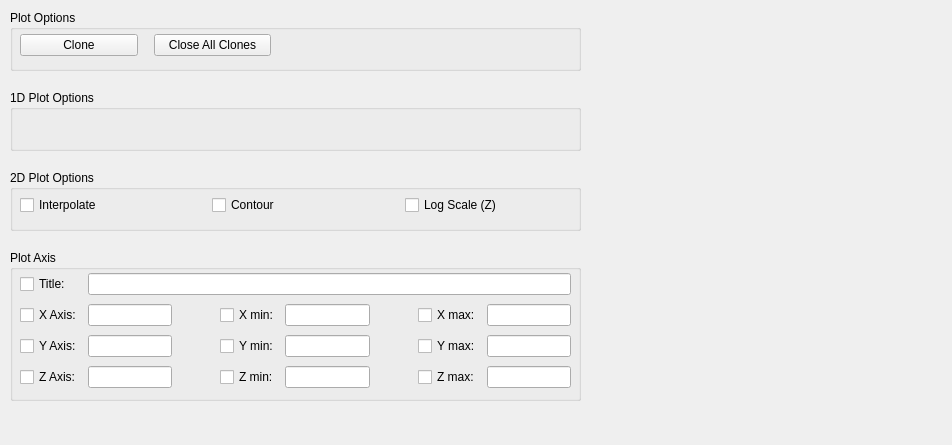
Qt form slsDetectorGui/forms/form_tab_plot.ui (slsdetectorgroup/slsDetectorPackage) before a commit.
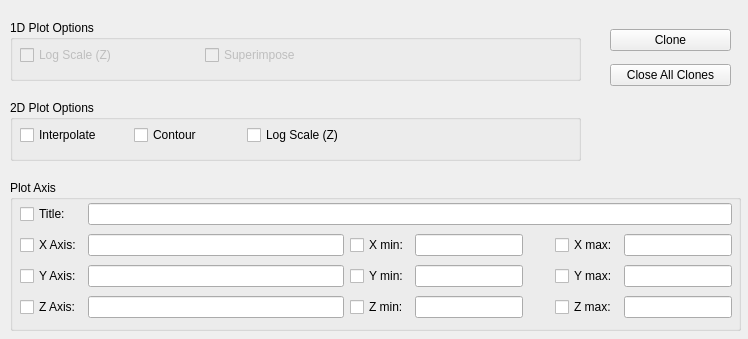
The same form after that commit.

Patch:
```diff
--- a/slsDetectorGui/forms/form_tab_plot.ui
+++ b/slsDetectorGui/forms/form_tab_plot.ui
@@ -6,20 +6,20 @@
    <rect>
     <x>0</x>
     <y>0</y>
-    <width>952</width>
-    <height>445</height>
+    <width>748</width>
+    <height>339</height>
    </rect>
   </property>
   <property name="minimumSize">
    <size>
-    <width>952</width>
-    <height>445</height>
+    <width>0</width>
+    <height>0</height>
    </size>
   </property>
   <property name="maximumSize">
    <size>
-    <width>952</width>
-    <height>445</height>
+    <width>1000</width>
+    <height>1000</height>
    </size>
   </property>
   <property name="windowTitle">
@@ -29,24 +29,30 @@
    <property name="geometry">
     <rect>
      <x>10</x>
-     <y>250</y>
-     <width>571</width>
+     <y>180</y>
+     <width>731</width>
      <height>151</height>
     </rect>
    </property>
    <property name="title">
     <string>Plot Axis</string>
    </property>
+   <property name="flat">
+    <bool>false</bool>
+   </property>
    <widget class="QWidget" name="gridLayoutWidget">
     <property name="geometry">
      <rect>
       <x>10</x>
       <y>20</y>
-      <width>551</width>
+      <width>712</width>
       <height>121</height>
      </rect>
     </property>
-    <layout class="QGridLayout" name="gridLayout">
+    <layout class="QGridLayout" name="gridLayout" columnstretch="0,0,0,0,0,0,0,0">
+     <property name="sizeConstraint">
+      <enum>QLayout::SetNoConstraint</enum>
+     </property>
      <item row="1" column="0">
       <widget class="QCheckBox" name="chkXAxis">
        <property name="text">
@@ -54,18 +60,44 @@
        </property>
       </widget>
      </item>
-     <item row="1" column="1">
-      <widget class="QLineEdit" name="dispXAxis"/>
+     <item row="1" column="1" colspan="2">
+      <widget class="QLineEdit" name="dispXAxis">
+       <property name="sizePolicy">
+        <sizepolicy hsizetype="Expanding" vsizetype="Fixed">
+         <horstretch>2</horstretch>
+         <verstretch>0</verstretch>
+        </sizepolicy>
+       </property>
+      </widget>
      </item>
      <item row="1" column="3">
       <widget class="QCheckBox" name="chkXMin">
+       <property name="sizePolicy">
+        <sizepolicy hsizetype="Preferred" vsizetype="Fixed">
+         <horstretch>0</horstretch>
+         <verstretch>0</verstretch>
+        </sizepolicy>
+       </property>
        <property name="text">
         <string>X min:</string>
        </property>
       </widget>
      </item>
      <item row="1" column="4">
-      <widget class="QLineEdit" name="dispXMin"/>
+      <widget class="QLineEdit" name="dispXMin">
+       <property name="sizePolicy">
+        <sizepolicy hsizetype="Fixed" vsizetype="Fixed">
+         <horstretch>0</horstretch>
+         <verstretch>0</verstretch>
+        </sizepolicy>
+       </property>
+       <property name="minimumSize">
+        <size>
+         <width>20</width>
+         <height>0</height>
+        </size>
+       </property>
+      </widget>
      </item>
      <item row="1" column="6">
       <widget class="QCheckBox" name="chkXMax">
@@ -75,7 +107,14 @@
       </widget>
      </item>
      <item row="1" column="7">
-      <widget class="QLineEdit" name="dispXMax"/>
+      <widget class="QLineEdit" name="dispXMax">
+       <property name="sizePolicy">
+        <sizepolicy hsizetype="Maximum" vsizetype="Fixed">
+         <horstretch>0</horstretch>
+         <verstretch>0</verstretch>
+        </sizepolicy>
+       </property>
+      </widget>
      </item>
      <item row="2" column="0">
       <widget class="QCheckBox" name="chkYAxis">
@@ -84,18 +123,44 @@
        </property>
       </widget>
      </item>
-     <item row="2" column="1">
-      <widget class="QLineEdit" name="dispYAxis"/>
+     <item row="2" column="1" colspan="2">
+      <widget class="QLineEdit" name="dispYAxis">
+       <property name="sizePolicy">
+        <sizepolicy hsizetype="Expanding" vsizetype="Fixed">
+         <horstretch>2</horstretch>
+         <verstretch>0</verstretch>
+        </sizepolicy>
+       </property>
+      </widget>
      </item>
      <item row="2" column="3">
       <widget class="QCheckBox" name="chkYMin">
+       <property name="sizePolicy">
+        <sizepolicy hsizetype="Preferred" vsizetype="Fixed">
+         <horstretch>0</horstretch>
+         <verstretch>0</verstretch>
+        </sizepolicy>
+       </property>
        <property name="text">
         <string>Y min:</string>
        </property>
       </widget>
      </item>
      <item row="2" column="4">
-      <widget class="QLineEdit" name="dispYMin"/>
+      <widget class="QLineEdit" name="dispYMin">
+       <property name="sizePolicy">
+        <sizepolicy hsizetype="Fixed" vsizetype="Fixed">
+         <horstretch>0</horstretch>
+         <verstretch>0</verstretch>
+        </sizepolicy>
+       </property>
+       <property name="minimumSize">
+        <size>
+         <width>20</width>
+         <height>0</height>
+        </size>
+       </property>
+      </widget>
      </item>
      <item row="2" column="6">
       <widget class="QCheckBox" name="chkYMax">
@@ -105,7 +170,14 @@
       </widget>
      </item>
      <item row="2" column="7">
-      <widget class="QLineEdit" name="dispYMax"/>
+      <widget class="QLineEdit" name="dispYMax">
+       <property name="sizePolicy">
+        <sizepolicy hsizetype="Maximum" vsizetype="Fixed">
+         <horstretch>0</horstretch>
+         <verstretch>0</verstretch>
+        </sizepolicy>
+       </property>
+      </widget>
      </item>
      <item row="3" column="0">
       <widget class="QCheckBox" name="chkZAxis">
@@ -114,18 +186,37 @@
        </property>
       </widget>
      </item>
-     <item row="3" column="1">
+     <item row="3" column="1" colspan="2">
       <widget class="QLineEdit" name="dispZAxis"/>
      </item>
      <item row="3" column="3">
       <widget class="QCheckBox" name="chkZMin">
+       <property name="sizePolicy">
+        <sizepolicy hsizetype="Preferred" vsizetype="Fixed">
+         <horstretch>0</horstretch>
+         <verstretch>0</verstretch>
+        </sizepolicy>
+       </property>
        <property name="text">
         <string>Z min:</string>
        </property>
       </widget>
      </item>
      <item row="3" column="4">
-      <widget class="QLineEdit" name="dispZMin"/>
+      <widget class="QLineEdit" name="dispZMin">
+       <property name="sizePolicy">
+        <sizepolicy hsizetype="Fixed" vsizetype="Fixed">
+         <horstretch>0</horstretch>
+         <verstretch>0</verstretch>
+        </sizepolicy>
+       </property>
+       <property name="minimumSize">
+        <size>
+         <width>20</width>
+         <height>0</height>
+        </size>
+       </property>
+      </widget>
      </item>
      <item row="3" column="6">
       <widget class="QCheckBox" name="chkZMax">
@@ -135,20 +226,20 @@
       </widget>
      </item>
      <item row="3" column="7">
-      <widget class="QLineEdit" name="dispZMax"/>
-     </item>
-     <item row="1" column="2">
-      <spacer name="horizontalSpacer">
-       <property name="orientation">
-        <enum>Qt::Horizontal</enum>
+      <widget class="QLineEdit" name="dispZMax">
+       <property name="sizePolicy">
+        <sizepolicy hsizetype="Maximum" vsizetype="Fixed">
+         <horstretch>0</horstretch>
+         <verstretch>0</verstretch>
+        </sizepolicy>
        </property>
-       <property name="sizeHint" stdset="0">
+       <property name="minimumSize">
         <size>
-         <width>60</width>
-         <height>20</height>
+         <width>0</width>
+         <height>0</height>
         </size>
        </property>
-      </spacer>
+      </widget>
      </item>
      <item row="1" column="5">
       <spacer name="horizontalSpacer_2">
@@ -157,7 +248,7 @@
        </property>
        <property name="sizeHint" stdset="0">
         <size>
-         <width>60</width>
+         <width>20</width>
          <height>20</height>
         </size>
        </property>
@@ -180,7 +271,7 @@
    <property name="geometry">
     <rect>
      <x>10</x>
-     <y>170</y>
+     <y>100</y>
      <width>571</width>
      <height>61</height>
     </rect>
@@ -188,48 +279,19 @@
    <property name="title">
     <string>2D Plot Options</string>
    </property>
+   <property name="flat">
+    <bool>false</bool>
+   </property>
    <widget class="QWidget" name="gridLayoutWidget_2">
     <property name="geometry">
      <rect>
       <x>10</x>
       <y>20</y>
-      <width>551</width>
+      <width>585</width>
       <height>31</height>
      </rect>
     </property>
     <layout class="QGridLayout" name="gridLayout_2">
-     <item row="0" column="1">
-      <spacer name="horizontalSpacer_4">
-       <property name="orientation">
-        <enum>Qt::Horizontal</enum>
-       </property>
-       <property name="sizeType">
-        <enum>QSizePolicy::Fixed</enum>
-       </property>
-       <property name="sizeHint" stdset="0">
-        <size>
-         <width>20</width>
-         <height>20</height>
-        </size>
-       </property>
-      </spacer>
-     </item>
-     <item row="0" column="3">
-      <spacer name="horizontalSpacer_5">
-       <property name="orientation">
-        <enum>Qt::Horizontal</enum>
-       </property>
-       <property name="sizeType">
-        <enum>QSizePolicy::Fixed</enum>
-       </property>
-       <property name="sizeHint" stdset="0">
-        <size>
-         <width>20</width>
-         <height>20</height>
-        </size>
-       </property>
-      </spacer>
-     </item>
      <item row="0" column="0">
       <widget class="QCheckBox" name="chkInterpolate">
        <property name="text">
@@ -237,20 +299,36 @@
        </property>
       </widget>
      </item>
-     <item row="0" column="2">
+     <item row="0" column="1">
       <widget class="QCheckBox" name="chkContour">
        <property name="text">
         <string>Contour</string>
        </property>
       </widget>
      </item>
-     <item row="0" column="4">
+     <item row="0" column="2">
       <widget class="QCheckBox" name="chkLogz">
        <property name="text">
         <string>Log Scale (Z)</string>
        </property>
       </widget>
      </item>
+     <item row="0" column="3">
+      <spacer name="horizontalSpacer_9">
+       <property name="orientation">
+        <enum>Qt::Horizontal</enum>
+       </property>
+       <property name="sizeType">
+        <enum>QSizePolicy::Fixed</enum>
+       </property>
+       <property name="sizeHint" stdset="0">
+        <size>
+         <width>250</width>
+         <height>20</height>
+        </size>
+       </property>
+      </spacer>
+     </item>
     </layout>
    </widget>
   </widget>
@@ -258,7 +336,7 @@
    <property name="geometry">
     <rect>
      <x>10</x>
-     <y>90</y>
+     <y>20</y>
      <width>571</width>
      <height>61</height>
     </rect>
@@ -266,17 +344,40 @@
    <property name="title">
     <string>1D Plot Options</string>
    </property>
+   <property name="flat">
+    <bool>false</bool>
+   </property>
    <widget class="QWidget" name="gridLayoutWidget_3">
     <property name="geometry">
      <rect>
       <x>10</x>
       <y>20</y>
-      <width>551</width>
-      <height>31</height>
+      <width>658</width>
+      <height>30</height>
      </rect>
     </property>
     <layout class="QGridLayout" name="gridLayout_3">
      <item row="0" column="0">
+      <widget class="QCheckBox" name="chkLogz_2">
+       <property name="enabled">
+        <bool>false</bool>
+       </property>
+       <property name="text">
+        <string>Log Scale (Z)</string>
+       </property>
+      </widget>
+     </item>
+     <item row="0" column="1">
+      <widget class="QCheckBox" name="chkLogz_3">
+       <property name="enabled">
+        <bool>false</bool>
+       </property>
+       <property name="text">
+        <string>Superimpose</string>
+       </property>
+      </widget>
+     </item>
+     <item row="0" column="2">
       <spacer name="horizontalSpacer_8">
        <property name="orientation">
         <enum>Qt::Horizontal</enum>
@@ -286,7 +387,7 @@
        </property>
        <property name="sizeHint" stdset="0">
         <size>
-         <width>430</width>
+         <width>295</width>
          <height>20</height>
         </size>
        </property>
@@ -295,76 +396,43 @@
     </layout>
    </widget>
   </widget>
-  <widget class="QGroupBox" name="boxPlot">
+  <widget class="QWidget" name="gridLayoutWidget_4">
    <property name="geometry">
     <rect>
-     <x>10</x>
-     <y>10</y>
-     <width>571</width>
-     <height>61</height>
+     <x>610</x>
+     <y>22</y>
+     <width>121</width>
+     <height>71</height>
     </rect>
    </property>
-   <property name="title">
-    <string>Plot Options</string>
-   </property>
-   <widget class="QWidget" name="gridLayoutWidget_4">
-    <property name="geometry">
-     <rect>
-      <x>10</x>
-      <y>20</y>
-      <width>551</width>
-      <height>31</height>
-     </rect>
-    </property>
-    <layout class="QGridLayout" name="gridLayout_4">
-     <item row="0" column="1">
-      <spacer name="horizontalSpacer_6">
-       <property name="orientation">
-        <enum>Qt::Horizontal</enum>
-       </property>
-       <property name="sizeType">
-        <enum>QSizePolicy::Fixed</enum>
-       </property>
-       <property name="sizeHint" stdset="0">
-        <size>
-         <width>10</width>
-         <height>20</height>
-        </size>
-       </property>
-      </spacer>
-     </item>
-     <item row="0" column="3">
-      <spacer name="horizontalSpacer_7">
-       <property name="orientation">
-        <enum>Qt::Horizontal</enum>
-       </property>
-       <property name="sizeType">
-        <enum>QSizePolicy::Fixed</enum>
-       </property>
-       <property name="sizeHint" stdset="0">
-        <size>
-         <width>300</width>
-         <height>20</height>
-        </size>
-       </property>
-      </spacer>
-     </item>
-     <item row="0" column="0">
-      <widget class="QPushButton" name="btnClone">
-       <property name="text">
-        <string>Clone</string>
-       </property>
-      </widget>
-     </item>
-     <item row="0" column="2">
-      <widget class="QPushButton" name="btnCloseClones">
-       <property name="text">
-        <string>Close All Clones</string>
-       </property>
-      </widget>
-     </item>
-    </layout>
-   </widget>
+   <layout class="QGridLayout" name="gridLayout_4">
+    <item row="0" column="0">
+     <widget class="QPushButton" name="btnClone">
+      <property name="sizePolicy">
+       <sizepolicy hsizetype="Preferred" vsizetype="Fixed">
+        <horstretch>0</horstretch>
+        <verstretch>0</verstretch>
+       </sizepolicy>
+      </property>
+      <property name="text">
+       <string>Clone</string>
+      </property>
+     </widget>
+    </item>
+    <item row="1" column="0">
+     <widget class="QPushButton" name="btnCloseClones">
+      <property name="sizePolicy">
+       <sizepolicy hsizetype="Preferred" vsizetype="Fixed">
+        <horstretch>0</horstretch>
+        <verstretch>0</verstretch>
+       </sizepolicy>
+      </property>
+      <property name="text">
+       <string>Close All Clones</string>
+      </property>
+     </widget>
+    </item>
+   </layout>
   </widget>
  </widget>
  <resources/>
```
